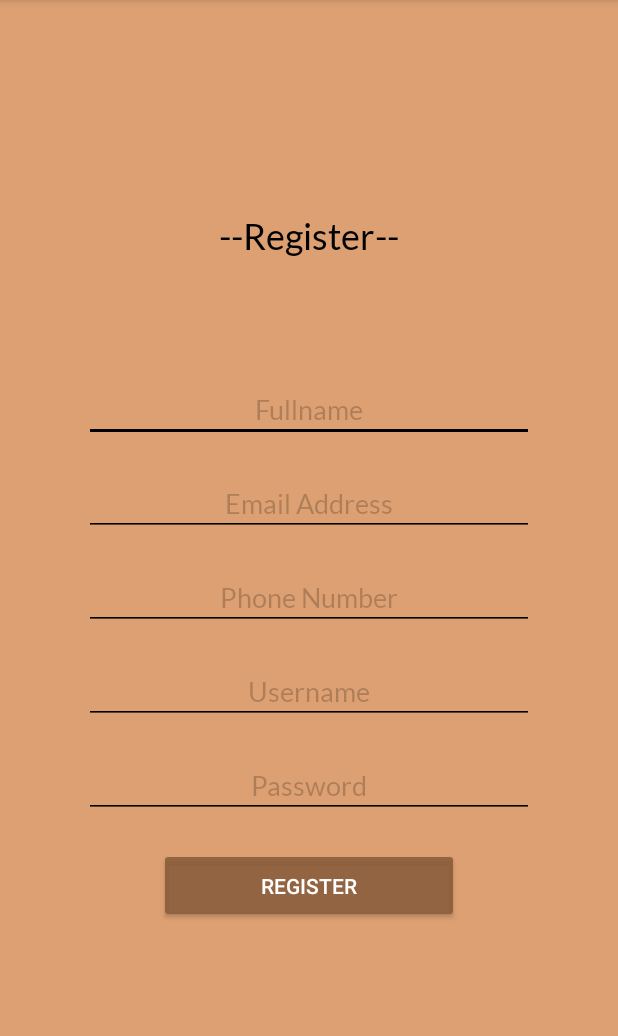
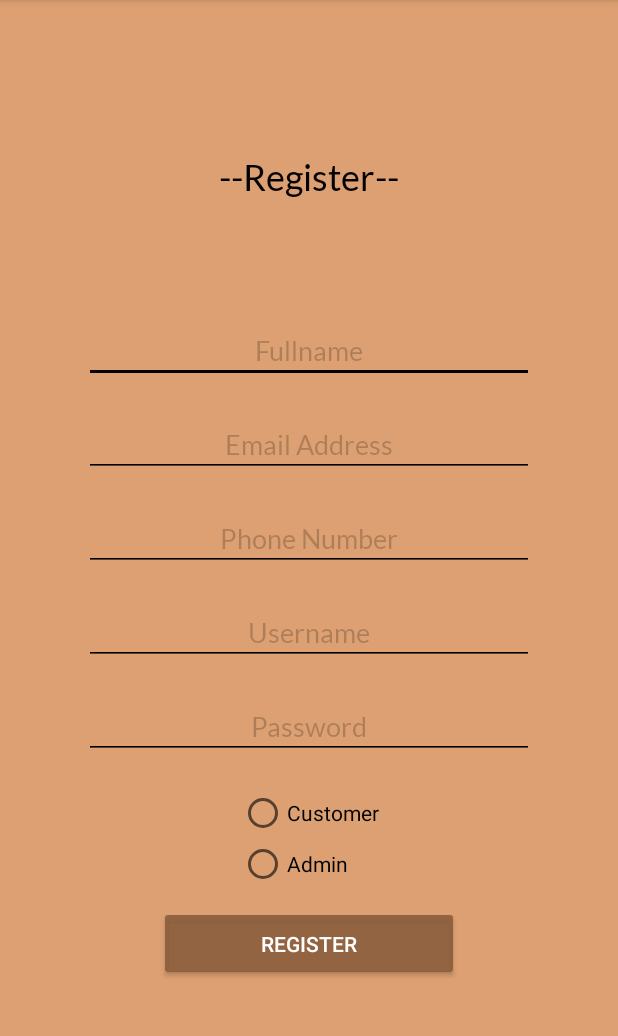
Before and after one commit to Cesarvieira14/TheCaffeShop, an Android app: the RegisterPage screen opened directly, with no data from a screen before it, after a tap on "REGISTER", on a phone screen of 412 x 824 dp, the part 84-1120 px from its top. Run offline under Robolectric (Android 15) with nearby library versions, the phone set to English and light mode, and no system bars; 1 statement that could not run was skipped.

Commit message:
admin class and some small refactor

```diff
--- a/app/src/main/java/com/example/thecaffeshop/Model/DataBaseHelper.kt
+++ b/app/src/main/java/com/example/thecaffeshop/Model/CustomerDBHelper.kt
@@ -12,17 +12,17 @@ private val DataBaseName = "TheCaffeShopDb.db"
 private val ver: Int = 1
 
 
-class DataBaseHelper(context: Context) : SQLiteOpenHelper(context, DataBaseName, null, ver) {
+class CustomerDBHelper(context: Context) : SQLiteOpenHelper(context, DataBaseName, null, ver) {
 
-    /* Employee Table */
-    public val TableName = "Customer_Table"
-    public val Column_ID = "ID"
-    public val Column_CusFullName = "FullName"
-    public val Column_CusEmail = "Email"
-    public val Column_CusPhoneNo = "PhoneNo"
-    public val Column_CusUserName = "UserName"
-    public val Column_CusPassword = "Password"
-    public val Column_CusIsActive = "IsActive"
+    /* Customer Table */
+    public val TableName = "Customers"
+    public val Column_ID = "Id"
+    public val Column_CusFullName = "CusFullName"
+    public val Column_CusEmail = "CusEmail"
+    public val Column_CusPhoneNo = "CusPhoneNo"
+    public val Column_CusUserName = "CusUserName"
+    public val Column_CusPassword = "CusPassword"
+    public val Column_CusIsActive = "CusIsActive"
 
     /*************************/
 
@@ -45,7 +45,7 @@ class DataBaseHelper(context: Context) : SQLiteOpenHelper(context, DataBaseName,
         TODO("Not yet implemented")
     }
 
-    fun registerCustomer(customer: Customer): Boolean {
+    fun registerCustomer(customer: User): Boolean {
 
         // writableDatabase for insert actions
         val db: SQLiteDatabase = this.writableDatabase
@@ -64,19 +64,17 @@ class DataBaseHelper(context: Context) : SQLiteOpenHelper(context, DataBaseName,
     }
 
     @SuppressLint("Range")
-    fun getUserByUsername(username: String): Customer? {
+    fun getUserByUsername(username: String): User? {
         val db: SQLiteDatabase = this.readableDatabase
-        val sqlStatement: String
-        val selectionArgs: Array<String>
 
-        sqlStatement = "SELECT * FROM $TableName WHERE $Column_CusUserName = ?"
-        selectionArgs = arrayOf(username)
+        val sqlStatement: String = "SELECT * FROM $TableName WHERE $Column_CusUserName = ?"
+        val selectionArgs: Array<String> = arrayOf(username)
 
         val cursor: Cursor = db.rawQuery(sqlStatement, selectionArgs)
 
         val hasUser = cursor.moveToFirst()
 
-        val user: Customer
+        val user: User
         if (hasUser) {
             val id = cursor.getInt(cursor.getColumnIndex(Column_ID))
             val fullName = cursor.getString(cursor.getColumnIndex(Column_CusFullName))
@@ -86,7 +84,7 @@ class DataBaseHelper(context: Context) : SQLiteOpenHelper(context, DataBaseName,
             val cusPassword = cursor.getString(cursor.getColumnIndex(Column_CusPassword))
             val isActive = cursor.getInt(cursor.getColumnIndex(Column_CusIsActive)) != 0
 
-            user = Customer(id, fullName,email,phoneNo,cusUserName,cusPassword, isActive)
+            user = User(id, fullName, email, phoneNo, cusUserName, cusPassword, isActive, false)
 
             return user
         } else {
--- a/app/src/main/java/com/example/thecaffeshop/RegisterPage.kt
+++ b/app/src/main/java/com/example/thecaffeshop/RegisterPage.kt
@@ -6,14 +6,17 @@ import android.os.Bundle
 import android.view.MenuItem
 import android.view.View
 import android.widget.EditText
+import android.widget.RadioGroup
 import android.widget.Toast
 import androidx.appcompat.app.ActionBar
-import com.example.thecaffeshop.Model.Customer
-import com.example.thecaffeshop.Model.DataBaseHelper
+import com.example.thecaffeshop.Model.AdminDBHelper
+import com.example.thecaffeshop.Model.User
+import com.example.thecaffeshop.Model.CustomerDBHelper
 
 class RegisterPage : AppCompatActivity() {
 
-    val dbHelper: DataBaseHelper = DataBaseHelper(this)
+    private val customerDBHelper: CustomerDBHelper = CustomerDBHelper(this)
+    private val adminDBHelper: AdminDBHelper = AdminDBHelper(this)
 
 
     override fun onCreate(savedInstanceState: Bundle?) {
@@ -44,59 +47,59 @@ class RegisterPage : AppCompatActivity() {
     }
 
     fun btRegisterCustomer(view: View) {
-
-        val cusFullName = findViewById<EditText>(R.id.editTextFullname).text.toString()
-        val cusEmail = findViewById<EditText>(R.id.editTextEmailAddress).text.toString()
-        val cusPhoneNo = findViewById<EditText>(R.id.editTextPhone).text.toString()
-        val cusUserName = findViewById<EditText>(R.id.editTextUsername1).text.toString()
-        val cusPassword = findViewById<EditText>(R.id.editTextPassword2).text.toString()
-        val cusIsActive: Boolean = true
+        val fullName = findViewById<EditText>(R.id.editTextFullname).text.toString()
+        val email = findViewById<EditText>(R.id.editTextEmailAddress).text.toString()
+        val phoneNo = findViewById<EditText>(R.id.editTextPhone).text.toString()
+        val userName = findViewById<EditText>(R.id.editTextUsername1).text.toString()
+        val password = findViewById<EditText>(R.id.editTextPassword2).text.toString()
+        val isAdmin = findViewById<RadioGroup>(R.id.editTextPassword2).checkedRadioButtonId === 1
+        val isActive: Boolean = !isAdmin
 
         // -----------------------Validation for the register
 
         //check for empty fields
 
-        if (cusFullName.isBlank() || cusEmail.isBlank() || cusPhoneNo.isBlank() || cusUserName.isBlank() || cusPassword.isBlank()) {
+        if (fullName.isBlank() || email.isBlank() || phoneNo.isBlank() || userName.isBlank() || password.isBlank()) {
             Toast.makeText(this, "Please fill all fields", Toast.LENGTH_SHORT).show()
             return
         }
 
         // check if email format is valid
-        if (!android.util.Patterns.EMAIL_ADDRESS.matcher(cusEmail).matches()) {
+        if (!android.util.Patterns.EMAIL_ADDRESS.matcher(email).matches()) {
             Toast.makeText(this, "Invalid email address", Toast.LENGTH_SHORT).show()
             return
         }
 
         // Add validation for phone number ----DONE
-        if (!cusPhoneNo.matches(Regex("^\\d{6,15}$"))) {
+        if (!phoneNo.matches(Regex("^\\d{6,15}$"))) {
             Toast.makeText(this, "Invalid phone number", Toast.LENGTH_SHORT).show()
             return
         }
 
-        val user = dbHelper.getUserByUsername(cusUserName)
+        val user = customerDBHelper.getUserByUsername(userName)
 
         if (user !== null) {
-            Toast.makeText(this, "Username already exists. Please choose a different one.", Toast.LENGTH_SHORT).show()
+            Toast.makeText(
+                this,
+                "Username already exists. Please choose a different one.",
+                Toast.LENGTH_SHORT
+            ).show()
             return
         }
 
-
-
-        //----------------------------------- end of validation fro register
-
-
-
-
-
         // Create a Customer object with the user details
-        val customer = Customer(
-            0, cusFullName, cusEmail, cusPhoneNo, cusUserName, cusPassword,
-            cusIsActive
+        val customer = User(
+            0, fullName, email, phoneNo, userName, password, isActive, isAdmin
         )
 
+        val isRegistered = if (isAdmin) {
+            adminDBHelper.registerAdmin(customer);
+        } else {
+            customerDBHelper.registerCustomer(customer);
+        }
 
         // Clear the fields
-        if (dbHelper.registerCustomer(customer)) {
+        if (isRegistered) {
             Toast.makeText(this, "You registered successfully", Toast.LENGTH_SHORT).show()
             findViewById<EditText>(R.id.editTextFullname).text.clear()
             findViewById<EditText>(R.id.editTextEmailAddress).text.clear()
--- a/app/src/main/res/layout/activity_register_page.xml
+++ b/app/src/main/res/layout/activity_register_page.xml
@@ -4,10 +4,10 @@
     xmlns:tools="http://schemas.android.com/tools"
     android:layout_width="match_parent"
     android:layout_height="match_parent"
+    android:background="#DDA072"
+    android:gravity="center"
     android:orientation="vertical"
-    android:gravity="center"
-    tools:context=".RegisterPage"
-    android:background="#DDA072">
+    tools:context=".RegisterPage">
 
     <TextView
         android:id="@+id/txtRegister"
@@ -17,69 +17,69 @@
         android:layout_marginBottom="80dp"
         android:fontFamily="@font/lato"
         android:text="--Register--"
+        android:textAppearance="@style/TextAppearance.AppCompat.Large"
         android:textColor="@color/black"
-        android:textAppearance="@style/TextAppearance.AppCompat.Large"
         android:textSize="24sp" />
 
     <EditText
         android:id="@+id/editTextFullname"
         android:layout_width="300dp"
         android:layout_height="wrap_content"
+        android:layout_marginBottom="20dp"
+        android:backgroundTint="@color/black"
         android:ems="10"
+        android:fontFamily="@font/lato"
+        android:hint="Fullname"
         android:inputType="text"
         android:textAlignment="center"
-        android:fontFamily="@font/lato"
-        android:hint="Fullname"
+        android:textColor="@color/black"
         android:textColorHint="#36000000"
-        android:backgroundTint="@color/black"
-        android:textColor="@color/black"
-        android:textCursorDrawable="@color/black"
-        android:layout_marginBottom="20dp"
-        />
+        android:textCursorDrawable="@color/black" />
 
     <EditText
         android:id="@+id/editTextEmailAddress"
         android:layout_width="300dp"
         android:layout_height="wrap_content"
-        android:textAlignment="center"
+        android:layout_marginBottom="20dp"
+        android:backgroundTint="@color/black"
+        android:ems="10"
         android:fontFamily="@font/lato"
         android:hint="Email Address"
+        android:inputType="textEmailAddress"
+        android:textAlignment="center"
+        android:textColor="@color/black"
         android:textColorHint="#36000000"
-        android:backgroundTint="@color/black"
-        android:textColor="@color/black"
-        android:textCursorDrawable="@color/black"
-        android:layout_marginBottom="20dp"
-        android:ems="10"
-        android:inputType="textEmailAddress" />
+        android:textCursorDrawable="@color/black" />
 
     <EditText
         android:id="@+id/editTextPhone"
         android:layout_width="300dp"
         android:layout_height="wrap_content"
-        android:textAlignment="center"
+        android:layout_marginBottom="20dp"
+        android:backgroundTint="@color/black"
+        android:ems="10"
         android:fontFamily="@font/lato"
         android:hint="Phone Number"
+        android:inputType="phone"
+        android:textAlignment="center"
+        android:textColor="@color/black"
         android:textColorHint="#36000000"
-        android:backgroundTint="@color/black"
-        android:textColor="@color/black"
-        android:textCursorDrawable="@color/black"
-        android:layout_marginBottom="20dp"
-        android:ems="10"
-        android:inputType="phone" />
+        android:textCursorDrawable="@color/black" />
+
     <EditText
         android:id="@+id/editTextUsername1"
         android:layout_width="300dp"
         android:layout_height="wrap_content"
-        android:textAlignment="center"
+        android:layout_marginBottom="20dp"
+        android:backgroundTint="@color/black"
+        android:ems="10"
         android:fontFamily="@font/lato"
         android:hint="Username"
+        android:inputType="text"
+        android:textAlignment="center"
+        android:textColor="@color/black"
         android:textColorHint="#36000000"
-        android:backgroundTint="@color/black"
-        android:textColor="@color/black"
         android:textCursorDrawable="@color/black"
-        android:layout_marginBottom="20dp"
-        android:ems="10"
-        android:inputType="text"
 
         />
 
@@ -87,26 +87,44 @@
         android:id="@+id/editTextPassword2"
         android:layout_width="300dp"
         android:layout_height="wrap_content"
-        android:textAlignment="center"
+        android:layout_marginBottom="20dp"
+        android:backgroundTint="@color/black"
+        android:ems="10"
         android:fontFamily="@font/lato"
         android:hint="Password"
+        android:inputType="textPassword"
+        android:textAlignment="center"
+        android:textColor="@color/black"
         android:textColorHint="#36000000"
-        android:backgroundTint="@color/black"
-        android:textColor="@color/black"
-        android:textCursorDrawable="@color/black"
-        android:layout_marginBottom="20dp"
-        android:ems="10"
-        android:inputType="textPassword" />
+        android:textCursorDrawable="@color/black" />
+
+    <RadioGroup
+        android:layout_width="wrap_content"
+        android:layout_height="60dp">
+
+        <RadioButton
+            android:id="@+id/radioCustomer"
+            android:layout_width="match_parent"
+            android:layout_height="wrap_content"
+            android:layout_marginBottom="8dp"
+            android:text="Customer" />
+
+        <RadioButton
+            android:id="@+id/radioAdmin"
+            android:layout_width="match_parent"
+            android:layout_height="wrap_content"
+            android:text="Admin" />
+    </RadioGroup>
+
     <Button
         android:id="@+id/btnRegister2"
         android:layout_width="200dp"
         android:layout_height="50dp"
+        android:layout_marginTop="18dp"
+        android:layout_marginBottom="20dp"
+        android:backgroundTint="#DA875B3A"
+        android:onClick="btRegisterCustomer"
         android:text="Register"
-        android:layout_marginBottom="20dp"
-        android:textColor="@color/white"
-        android:onClick="btRegisterCustomer"
-
-        android:backgroundTint="#DA875B3A"
-        />
+        android:textColor="@color/white" />
 
 </LinearLayout>
```
Also changed, not shown: app/src/main/java/com/example/thecaffeshop/LoginPage.kt (+15 -10 lines), app/src/main/java/com/example/thecaffeshop/Model/AdminDBHelper.kt (added, +94 -0 lines), app/src/main/java/com/example/thecaffeshop/Model/Customer.kt (deleted, +0 -19 lines), app/src/main/java/com/example/thecaffeshop/Model/User.kt (added, +25 -0 lines).
